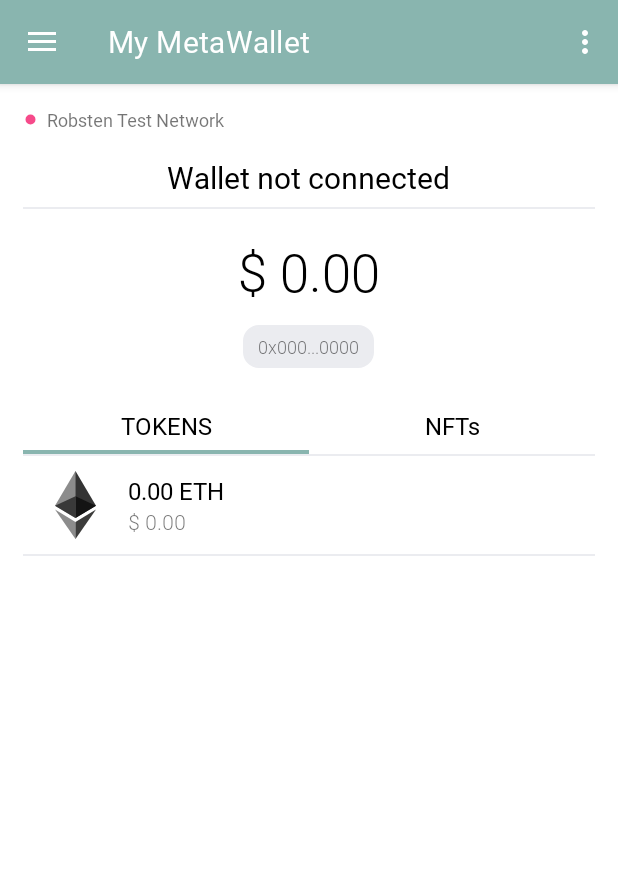
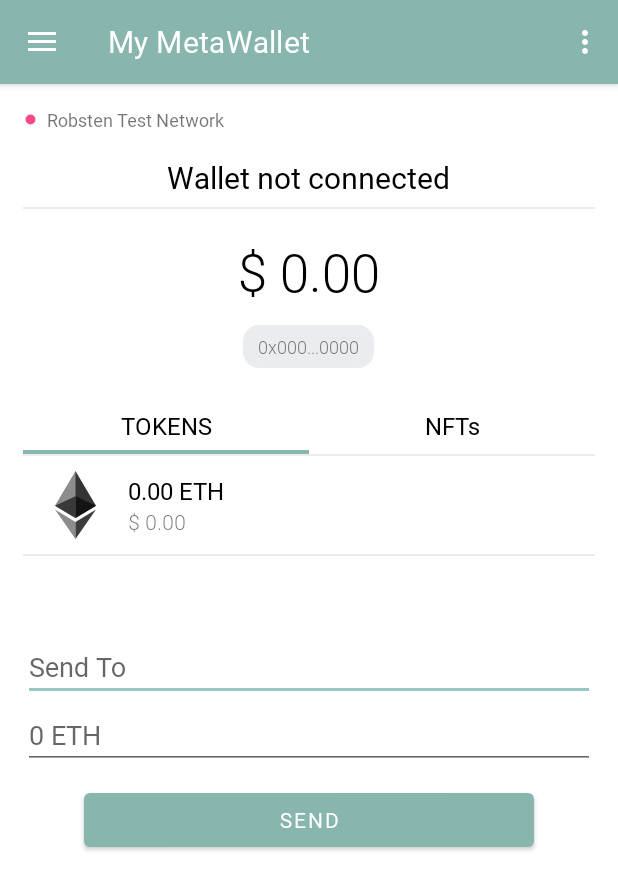
Before and after one commit to runchentao/CMPE277-PRO, an Android app: the screen it shows after launch (MainActivity), on a phone screen of 412 x 824 dp. Shown: the top 890 px of the screen. Run offline under Robolectric (Android 15) with nearby library versions, the phone set to English and light mode, and no system bars; our stand-ins replace navigation-ui; libraries missing offline, so code that uses them is left out: com.androidnetworking, com.androidnetworking.common, com.androidnetworking.error, com.androidnetworking.interfaces, com.jacksonandroidnetworking and 5 more; 6 statements that could not run were skipped.

Commit message:
send eth

```diff
--- a/build.gradle
+++ b/build.gradle
@@ -45,4 +45,5 @@ dependencies {
     implementation 'org.web3j:core:4.1.0-android'
     implementation 'com.amitshekhar.android:android-networking:1.0.2'
     implementation 'com.amitshekhar.android:jackson-android-networking:1.0.2'
+    implementation 'com.google.android.material:material:1.3.0-alpha01'
 }
--- a/src/main/res/layout/fragment_gallery.xml
+++ b/src/main/res/layout/fragment_gallery.xml
@@ -4,7 +4,8 @@
     xmlns:tools="http://schemas.android.com/tools"
     android:layout_width="match_parent"
     android:layout_height="match_parent"
-    tools:context=".ui.gallery.GalleryFragment">
+    tools:context=".ui.gallery.GalleryFragment"
+    android:id="@+id/fragment_load_wallet">
 
     <LinearLayout
         android:layout_width="match_parent"
--- a/src/main/res/layout/fragment_home.xml
+++ b/src/main/res/layout/fragment_home.xml
@@ -3,7 +3,9 @@
     android:layout_width="match_parent"
     android:layout_height="match_parent"
     android:background="@color/white"
-    android:orientation="vertical">
+    android:orientation="vertical"
+    android:id="@+id/fragment_home"
+    >
     <LinearLayout
         android:layout_width="match_parent"
         android:layout_height="match_parent"
@@ -257,5 +259,35 @@
 <!--                android:text="Check Eth Balance"-->
 <!--                android:textAlignment="center" />-->
         </LinearLayout>
+
+        <LinearLayout
+            android:layout_width="match_parent"
+            android:layout_height="200dp"
+            android:layout_marginLeft="15dp"
+            android:layout_marginRight="15dp"
+            android:layout_marginBottom="15dp"
+            android:orientation="vertical"
+            android:gravity="bottom">
+            <EditText
+                android:id="@+id/receiver_address"
+                android:layout_width="match_parent"
+                android:layout_height="wrap_content"
+                android:layout_marginTop="10dp"
+                android:hint="@string/receiver_address" />
+            <EditText
+                android:id="@+id/send_amount"
+                android:layout_width="match_parent"
+                android:layout_height="wrap_content"
+                android:hint="@string/send_amount" />
+            <Button
+                android:layout_width="300dp"
+                android:layout_height="wrap_content"
+                android:layout_gravity="center"
+                android:layout_marginTop="10dp"
+                android:onClick="sendTransaction"
+                android:text="@string/send"
+                android:textAlignment="center" />
+        </LinearLayout>
+
     </LinearLayout>
 </ScrollView>
--- a/src/main/res/layout/fragment_slideshow.xml
+++ b/src/main/res/layout/fragment_slideshow.xml
@@ -4,7 +4,8 @@
     xmlns:tools="http://schemas.android.com/tools"
     android:layout_width="match_parent"
     android:layout_height="match_parent"
-    tools:context=".ui.slideshow.SlideshowFragment">
+    tools:context=".ui.slideshow.SlideshowFragment"
+    android:id="@+id/fragment_create_wallet">
 
     <LinearLayout
         android:layout_width="match_parent"
--- a/src/main/res/values/strings.xml
+++ b/src/main/res/values/strings.xml
@@ -17,7 +17,6 @@
     <string name="connect">connect to a node</string>
     <string name="address">0x000...0000</string>
     <string name="balance"> retrieve balance</string>
-    <string name="send">Send</string>
     <string name="please_check_your_balance"> your balance will be shown here</string>
     <string name="balance_unit">ETH</string>
     <string name="enter_eth_value_to_send">enter Eth value to send</string>
@@ -31,4 +30,8 @@
     <string name="home_tab1">TOKENS</string>
     <string name="home_tab2">NFTs</string>
     <string name="default_usd_balance">$ 0.00</string>
+
+    <string name="receiver_address">Send To</string>
+    <string name="send_amount">0 ETH</string>
+    <string name="send">Send</string>
 </resources>
```
Also changed, not shown: src/main/java/com/example/metawallet/MainActivity.java (+48 -56 lines).
